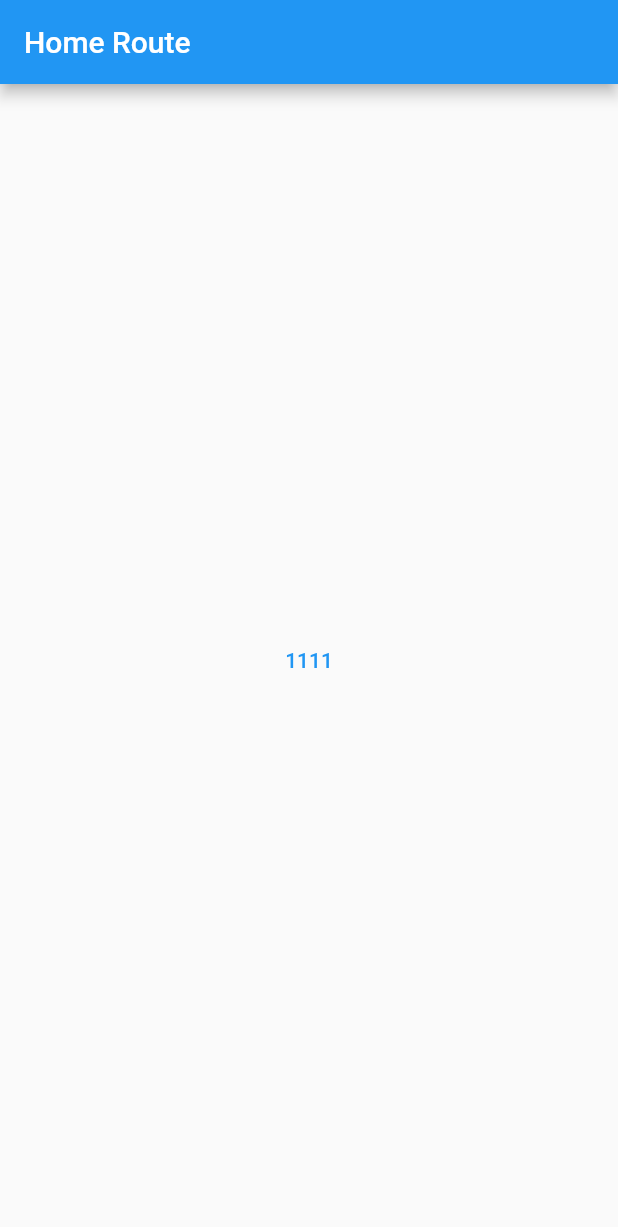
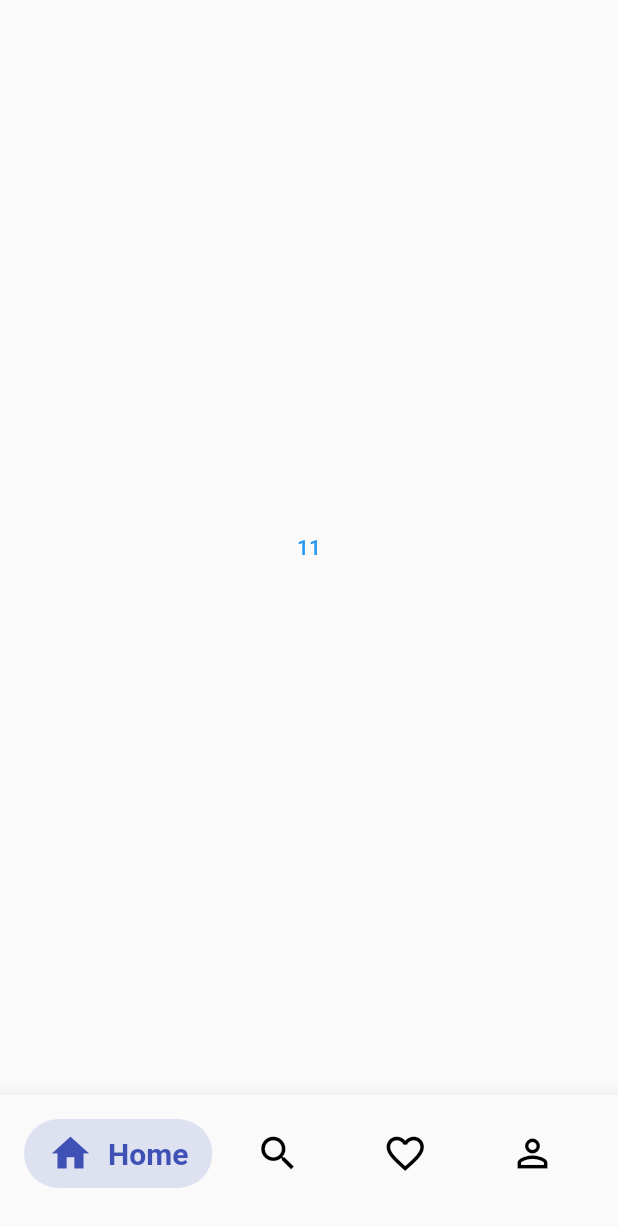
Before and after one commit to betta-cyber/ratemymusic, a Flutter app: the screen it shows after launch, on a phone screen of 412 x 824 dp. Shown: the top 1227 px of the screen. Run offline on Flutter 3.47's test engine with Material 2 defaults, Android fonts, the phone set to English and light mode, and no system bars; our stand-ins replace audioplayers, cached_network_image, flip_card, get_it, marquee.

Commit message:
feat:添加底部导航栏

```diff
--- a/lib/APIs/api.dart
+++ b/lib/APIs/api.dart
@@ -2,7 +2,7 @@ import 'dart:async';
 import 'dart:convert';
 import 'package:http/http.dart' as http;
 
-var base_url = '10.224.121.8:3000';
+var base_url = '192.168.31.114:3000';
 
 getSongUrl(songId) async {
   var url =
--- /dev/null
+++ b/lib/CustomWidgets/animated_bar.dart
@@ -0,0 +1,112 @@
+import 'package:flutter/material.dart';
+
+class AnimatedBottomBar extends StatefulWidget {
+  final List<BarItem> barItems;
+  final Duration animationDuration;
+  final Function onBarTap;
+  final BarStyle barStyle;
+
+  const AnimatedBottomBar(
+      {super.key,
+      required this.barItems,
+      this.animationDuration = const Duration(milliseconds: 500),
+      required this.onBarTap,
+      required this.barStyle});
+
+  @override
+  _AnimatedBottomBarState createState() => _AnimatedBottomBarState();
+}
+
+class _AnimatedBottomBarState extends State<AnimatedBottomBar>
+    with TickerProviderStateMixin {
+  int selectedBarIndex = 0;
+
+  @override
+  Widget build(BuildContext context) {
+    return Material(
+      elevation: 10.0,
+      child: Padding(
+        padding: const EdgeInsets.only(
+          bottom: 32.0,
+          top: 16.0,
+          left: 16.0,
+          right: 16.0,
+        ),
+        child: Row(
+          mainAxisSize: MainAxisSize.max,
+          mainAxisAlignment: MainAxisAlignment.spaceBetween,
+          children: _buildBarItems(),
+        ),
+      ),
+    );
+  }
+
+  List<Widget> _buildBarItems() {
+    List<Widget> barItems = [];
+    for (int i = 0; i < widget.barItems.length; i++) {
+      BarItem item = widget.barItems[i];
+      bool isSelected = selectedBarIndex == i;
+      barItems.add(InkWell(
+        splashColor: Colors.transparent,
+        onTap: () {
+          setState(() {
+            selectedBarIndex = i;
+            widget.onBarTap(selectedBarIndex);
+          });
+        },
+        child: AnimatedContainer(
+          padding: const EdgeInsets.symmetric(horizontal: 16.0, vertical: 8.0),
+          duration: widget.animationDuration,
+          decoration: BoxDecoration(
+              color: isSelected
+                  ? item.color.withOpacity(0.15)
+                  : Colors.transparent,
+              borderRadius: BorderRadius.all(Radius.circular(30))),
+          child: Row(
+            children: <Widget>[
+              Icon(
+                item.iconData,
+                color: isSelected ? item.color : Colors.black,
+                size: widget.barStyle.iconSize,
+              ),
+              const SizedBox(
+                width: 10.0,
+              ),
+              AnimatedSize(
+                duration: widget.animationDuration,
+                curve: Curves.easeInOut,
+                vsync: this,
+                child: Text(
+                  isSelected ? item.text : "",
+                  style: TextStyle(
+                      color: item.color,
+                      fontWeight: widget.barStyle.fontWeight,
+                      fontSize: widget.barStyle.fontSize),
+                ),
+              )
+            ],
+          ),
+        ),
+      ));
+    }
+    return barItems;
+  }
+}
+
+class BarStyle {
+  final double fontSize, iconSize;
+  final FontWeight fontWeight;
+
+  BarStyle(
+      {this.fontSize = 18.0,
+      this.iconSize = 32,
+      this.fontWeight = FontWeight.w600});
+}
+
+class BarItem {
+  String text;
+  IconData iconData;
+  Color color;
+
+  BarItem({required this.text, required this.iconData, required this.color});
+}
--- /dev/null
+++ b/lib/CustomWidgets/bottom_navigation.dart
@@ -0,0 +1,47 @@
+import 'package:flutter/material.dart';
+import 'package:ratemymusic/CustomWidgets/animated_bar.dart';
+
+class BottomNavigation extends StatefulWidget {
+  final List<BarItem> barItems = [
+    BarItem(
+      text: "Home",
+      iconData: Icons.home,
+      color: Colors.indigo,
+    ),
+    BarItem(
+      text: "Search",
+      iconData: Icons.search,
+      color: Colors.yellow.shade900,
+    ),
+    BarItem(
+      text: "Likes",
+      iconData: Icons.favorite_border,
+      color: Colors.pinkAccent,
+    ),
+    BarItem(
+      text: "Profile",
+      iconData: Icons.person_outline,
+      color: Colors.teal,
+    ),
+  ];
+
+  @override
+  _BottomNavigationState createState() => _BottomNavigationState();
+}
+
+class _BottomNavigationState extends State<BottomNavigation> {
+  int selectedBarIndex = 0;
+
+  @override
+  Widget build(BuildContext context) {
+    return AnimatedBottomBar(
+        barItems: widget.barItems,
+        animationDuration: const Duration(milliseconds: 150),
+        barStyle: BarStyle(fontSize: 20.0, iconSize: 30.0),
+        onBarTap: (index) {
+          setState(() {
+            selectedBarIndex = index;
+          });
+        });
+  }
+}
--- a/lib/Screens/Player/audioplayer.dart
+++ b/lib/Screens/Player/audioplayer.dart
@@ -226,7 +226,8 @@ class ControlButtons extends StatelessWidget {
               onPressed: null,
             );
           case 'Play/Pause':
-            var playing = (audioHandler.state == PlayerState.playing) ? false : true;
+            var playing =
+                (audioHandler.state == PlayerState.playing) ? false : true;
             return SizedBox(
                 height: 65.0,
                 width: 65.0,
--- a/lib/Services/audio_service.dart
+++ b/lib/Services/audio_service.dart
@@ -20,5 +20,4 @@ playMusic(url) async {
   player.player.play(UrlSource(url));
 }
 
-
 // AudioPlayerHandler
--- a/lib/main.dart
+++ b/lib/main.dart
@@ -6,6 +6,7 @@ import 'package:ratemymusic/Screens/SongList/song_list.dart';
 import 'package:ratemymusic/Helpers/route_handler.dart';
 import 'package:ratemymusic/APIs/api.dart';
 import 'package:get_it/get_it.dart';
+import 'package:ratemymusic/CustomWidgets/bottom_navigation.dart';
 
 typedef OnError = void Function(Exception exception);
 
@@ -14,12 +15,10 @@ Future<void> main() async {
   await startService();
 }
 
-
 Future<void> startService() async {
   final player = AudioPlayer()..setReleaseMode(ReleaseMode.stop);
   GetIt.I.registerSingleton<AudioPlayer>(player);
 }
-
 
 class MainApp extends StatefulWidget {
   const MainApp({Key? key}) : super(key: key);
@@ -52,9 +51,6 @@ class _MainAppState extends State<MainApp> {
       routes: <String, WidgetBuilder>{
         '/': (BuildContext context) {
           return Scaffold(
-              appBar: AppBar(
-                title: const Text('Home Route'),
-              ),
               body: Center(
                   child: TextButton(
                 style: ButtonStyle(
@@ -64,19 +60,18 @@ class _MainAppState extends State<MainApp> {
                 onPressed: () {
                   Navigator.pushNamed(context, '/playlists');
                 },
-                child: Text('1111'),
-              )));
+                child: const Text('11'),
+              )),
+              bottomNavigationBar: BottomNavigation());
         },
         '/about': (BuildContext context) {
-          return Scaffold(
-            appBar: AppBar(
-              title: const Text('About Route'),
-            ),
-          );
+          return Scaffold();
         },
-        '/playlists': (context) => const SongsListPage(
+        '/playlists': (context) => Scaffold(
+            body: SongsListPage(
               listItem: {"type": "songs"},
             ),
+            bottomNavigationBar: BottomNavigation()),
       },
       onGenerateRoute: (RouteSettings settings) {
         return HandleRoute.handleRoute(settings.name);
```
